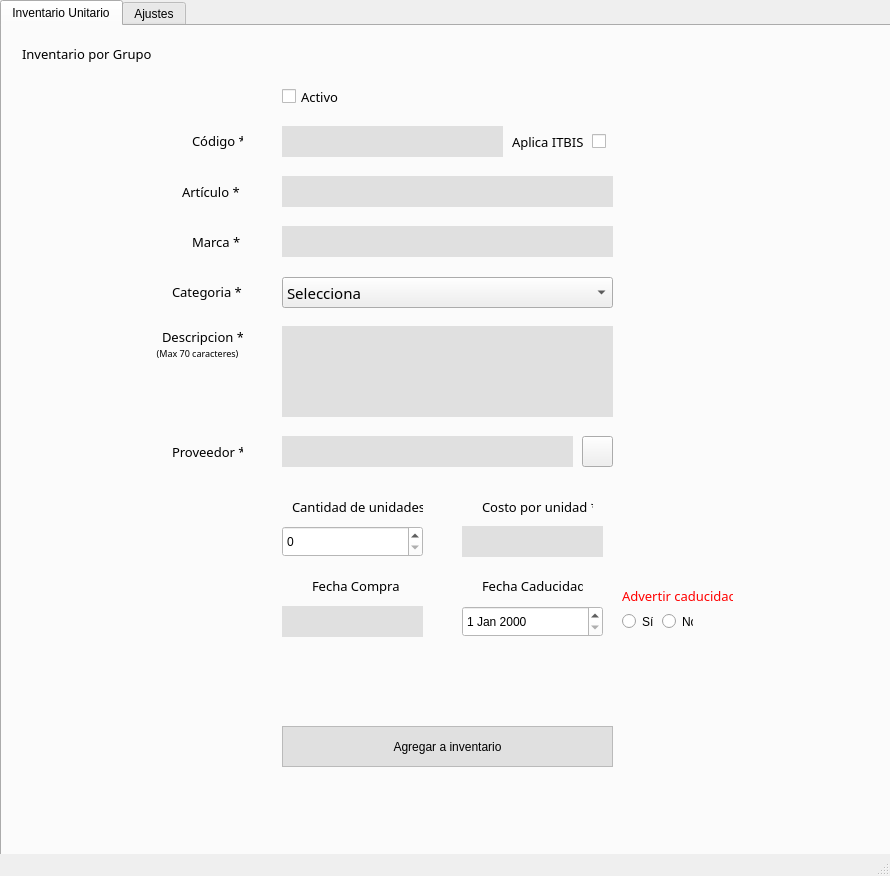
Before: the Qt Designer form UI/modulo_producto_unidad.ui in adriii0104/ABAS_SYSTEM, drawn with Qt 5.
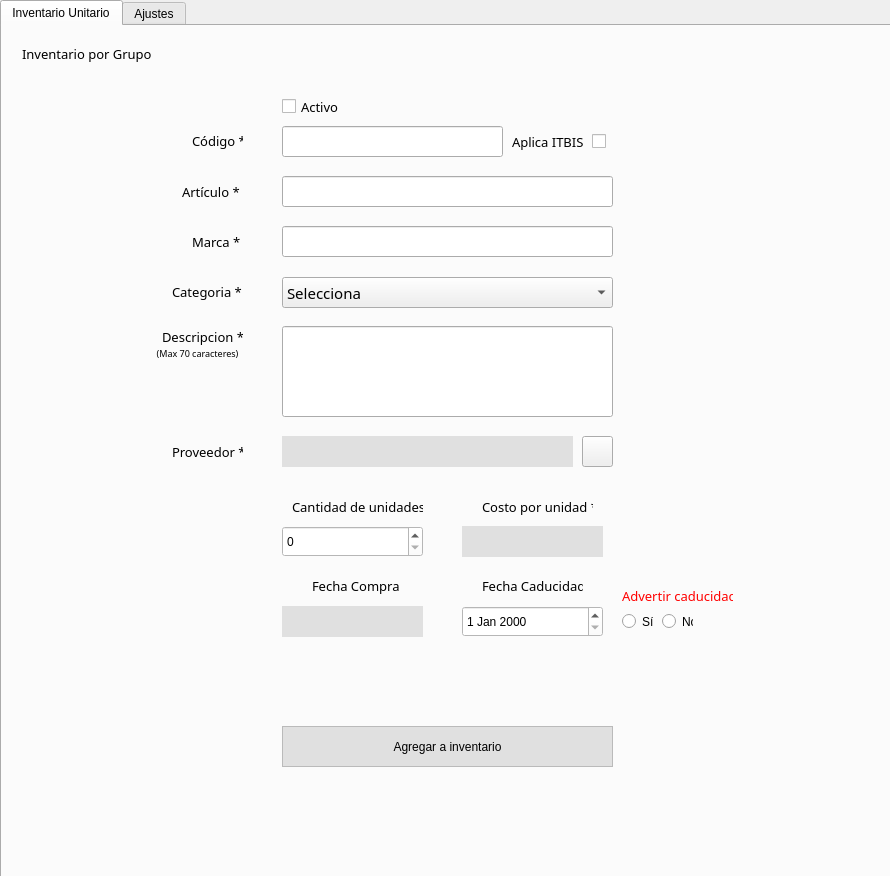
After: the same form once the commit is applied. Icons and pictures are not drawn.

Diff of the .ui file:
```diff
--- a/UI/modulo_producto_unidad.ui
+++ b/UI/modulo_producto_unidad.ui
@@ -83,14 +83,7 @@
         </rect>
        </property>
        <property name="styleSheet">
-        <string notr="true">QLineEdit {
-
-border: None;
-background-color: #E0E0E0;
-left: 5px;
-color: black;
-
-}</string>
+        <string notr="true"/>
        </property>
        <property name="echoMode">
         <enum>QLineEdit::Normal</enum>
@@ -106,14 +99,7 @@
         </rect>
        </property>
        <property name="styleSheet">
-        <string notr="true">QLineEdit {
-
-border: None;
-background-color: #E0E0E0;
-left: 5px;
-color: black;
-
-}</string>
+        <string notr="true"/>
        </property>
       </widget>
       <widget class="QLabel" name="label_9">
@@ -486,14 +472,7 @@
         </rect>
        </property>
        <property name="styleSheet">
-        <string notr="true">QLineEdit {
-
-border: None;
-background-color: #E0E0E0;
-left: 5px;
-color: black;
-
-}</string>
+        <string notr="true"/>
        </property>
       </widget>
       <widget class="QLabel" name="label_32">
@@ -554,7 +533,7 @@
        <property name="geometry">
         <rect>
          <x>280</x>
-         <y>60</y>
+         <y>70</y>
          <width>61</width>
          <height>21</height>
         </rect>
@@ -639,16 +618,7 @@
         <string>&lt;html&gt;&lt;head/&gt;&lt;body&gt;&lt;p&gt;&lt;br/&gt;&lt;/p&gt;&lt;/body&gt;&lt;/html&gt;</string>
        </property>
        <property name="styleSheet">
-        <string notr="true">QLineEdit {
-
-border: None;
-background-color: #E0E0E0;
-left: 5px;
-color: black;
-
-}
-
-QLineEdit{
+        <string notr="true">QLineEdit{
 padding-bottom: 70px;
 
 
@@ -1063,7 +1033,6 @@
     </widget>
    </widget>
   </widget>
-  <widget class="QStatusBar" name="statusbar"/>
  </widget>
  <resources/>
  <connections/>
```
Left out of the diff: 30 changed lines with no effect on the pictures.
